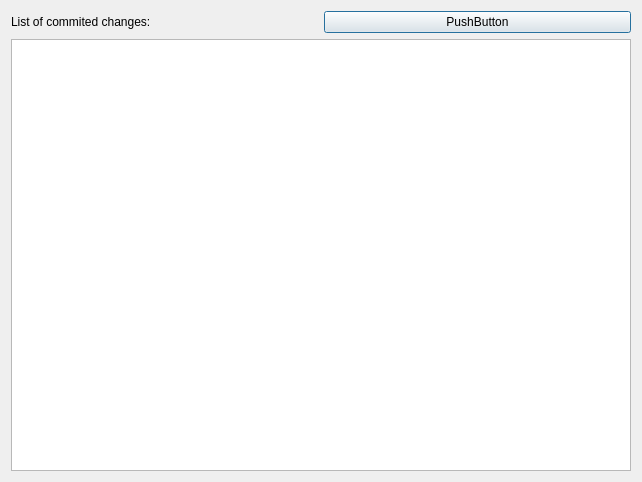
Above: qt4/filler2/HistoryDialog.ui from Newterm/szarp before the change. Below: the same form after it.
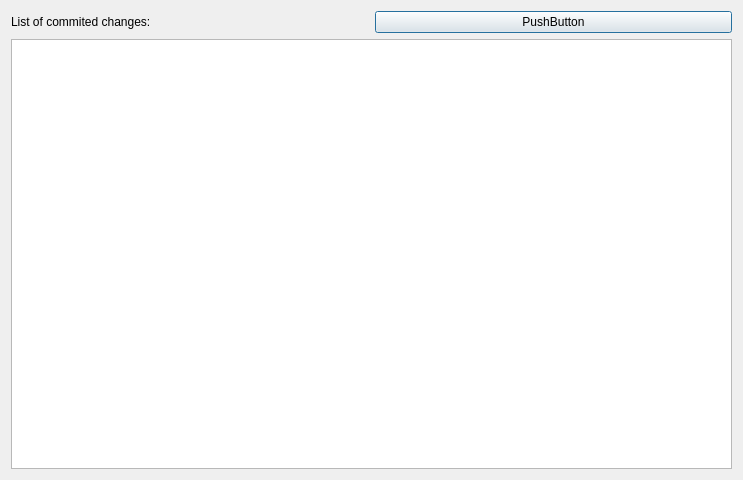
That is the form after the change. Icons and pictures are not drawn.

Diff of the .ui file:
```diff
--- a/qt4/filler2/HistoryDialog.ui
+++ b/qt4/filler2/HistoryDialog.ui
@@ -6,8 +6,8 @@
    <rect>
     <x>0</x>
     <y>0</y>
-    <width>642</width>
-    <height>482</height>
+    <width>743</width>
+    <height>480</height>
    </rect>
   </property>
   <property name="windowTitle">
```
Left out of the diff: 3 changed lines with no effect on the pictures.
